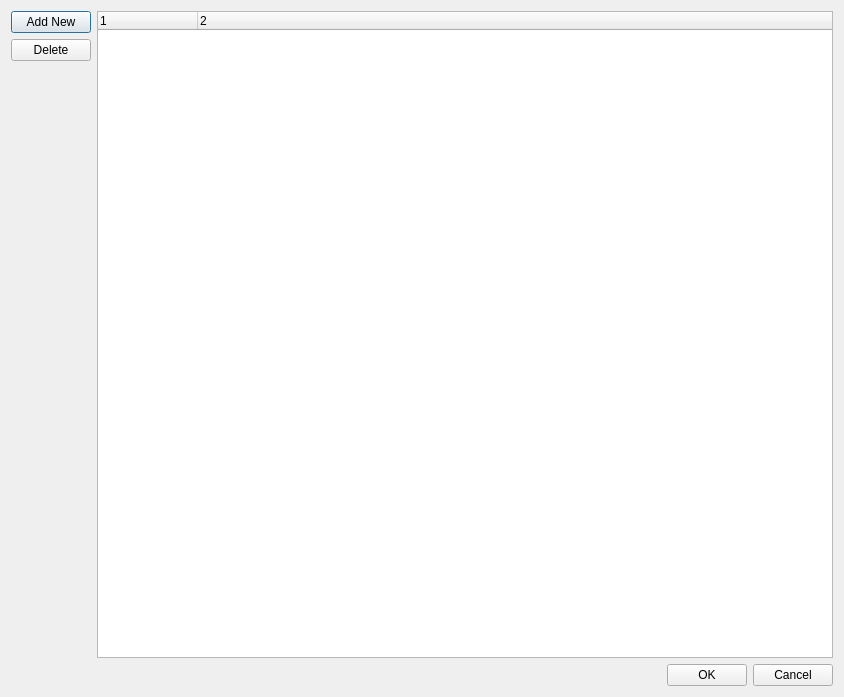
Qt form src/tools/viewer/ui/LVRCorrespondanceDialogUI.ui (uos/lvr2) before a commit.
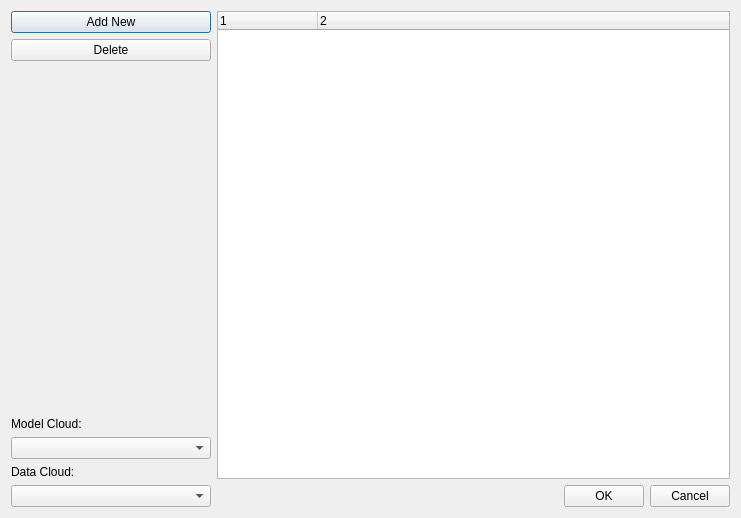
The same form after that commit.

Commit message: Added insertion of loaded point clouds into corresspondence dialog

The edit to the form file:
```diff
--- a/src/tools/viewer/ui/LVRCorrespondanceDialogUI.ui
+++ b/src/tools/viewer/ui/LVRCorrespondanceDialogUI.ui
@@ -6,8 +6,8 @@
    <rect>
     <x>0</x>
     <y>0</y>
-    <width>844</width>
-    <height>697</height>
+    <width>741</width>
+    <height>518</height>
    </rect>
   </property>
   <property name="windowTitle">
@@ -18,6 +18,12 @@
     <layout class="QVBoxLayout" name="verticalLayout_2">
      <item>
       <widget class="QPushButton" name="buttonNew">
+       <property name="minimumSize">
+        <size>
+         <width>200</width>
+         <height>0</height>
+        </size>
+       </property>
        <property name="text">
         <string>Add New</string>
        </property>
@@ -43,6 +49,26 @@
        </property>
       </spacer>
      </item>
+     <item>
+      <widget class="QLabel" name="labelModelCloud">
+       <property name="text">
+        <string>Model Cloud:</string>
+       </property>
+      </widget>
+     </item>
+     <item>
+      <widget class="QComboBox" name="comboBoxModel"/>
+     </item>
+     <item>
+      <widget class="QLabel" name="labelDataCloud">
+       <property name="text">
+        <string>Data Cloud:</string>
+       </property>
+      </widget>
+     </item>
+     <item>
+      <widget class="QComboBox" name="comboBoxData"/>
+     </item>
     </layout>
    </item>
    <item>
```
The commit also changes 3 other files.
